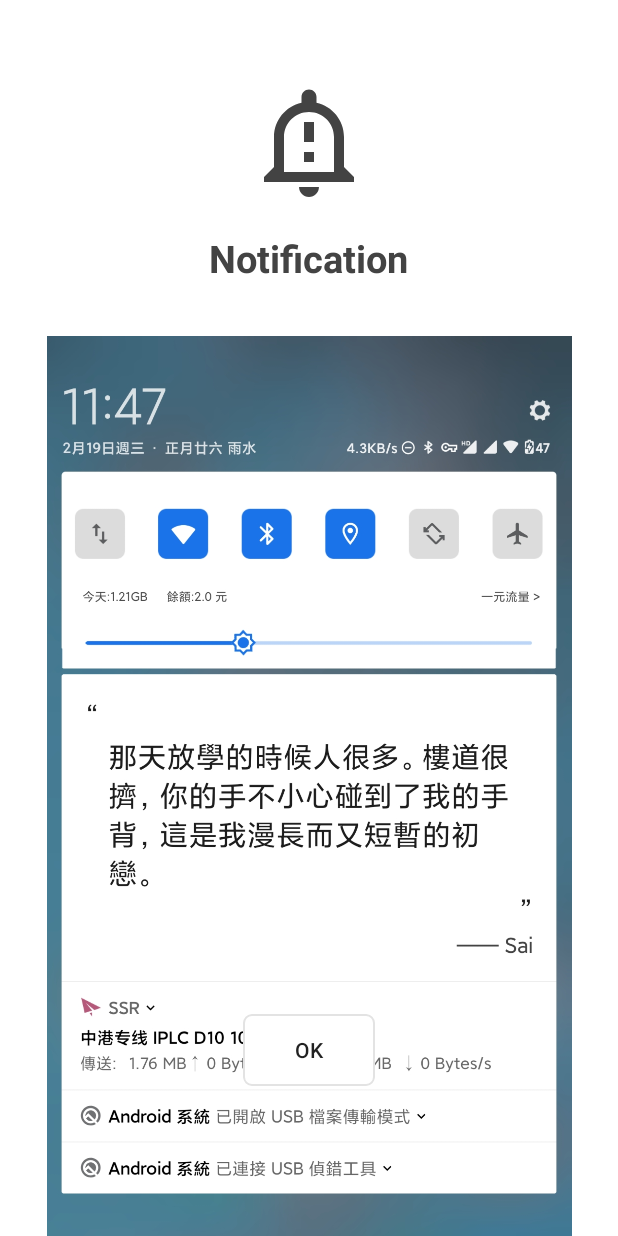
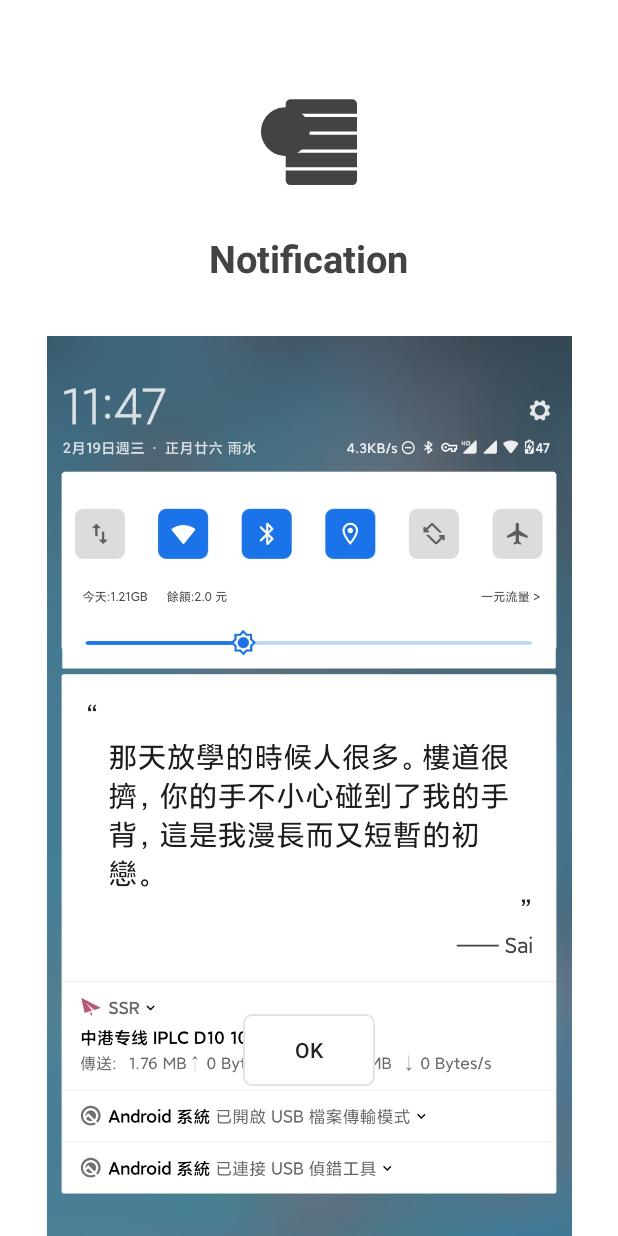
Before and after one commit to lz233/OneText_For_Android, an Android app: the layout fragment_welcome4.xml on its own in the app's theme, with its tools: preview values and no code run, on a phone screen of 412 x 824 dp. Run offline under Robolectric (Android 15) with nearby library versions, the phone set to English and light mode, and no system bars.

```diff
--- a/app/src/main/res/drawable/ic_notification.xml
+++ b/app/src/main/res/drawable/ic_notification.xml
@@ -1,9 +1,24 @@
 <vector xmlns:android="http://schemas.android.com/apk/res/android"
-    android:width="24dp"
-    android:height="24dp"
-    android:viewportWidth="24"
-    android:viewportHeight="24">
+    android:width="500dp"
+    android:height="500dp"
+    android:viewportWidth="500"
+    android:viewportHeight="500">
   <path
-      android:fillColor="@color/colorText3"
-      android:pathData="M10.01,21.01c0,1.1 0.89,1.99 1.99,1.99s1.99,-0.89 1.99,-1.99h-3.98zM12,6c2.76,0 5,2.24 5,5v7L7,18v-7c0,-2.76 2.24,-5 5,-5zM12,1.5c-0.83,0 -1.5,0.67 -1.5,1.5v1.17C7.36,4.85 5,7.65 5,11v6l-2,2v1h18v-1l-2,-2v-6c0,-3.35 -2.36,-6.15 -5.5,-6.83L13.5,3c0,-0.83 -0.67,-1.5 -1.5,-1.5zM11,8h2v4h-2zM11,14h2v2h-2z"/>
+      android:fillColor="@color/colorText2"
+      android:pathData="m173 72h257c11 0 20 9 20 20v40.6h-297v-40.6c0 -11 9 -20 20 -20z" />
+  <path
+      android:fillColor="@color/colorText2"
+      android:pathData="m153 146.1h297v60.6h-297v-60.6z" />
+  <path
+      android:fillColor="@color/colorText2"
+      android:pathData="m153 220.2h297v60.6h-297v-60.6z" />
+  <path
+      android:fillColor="@color/colorText2"
+      android:pathData="m153 294.3h297v60.6h-297v-60.6z" />
+  <path
+      android:fillColor="@color/colorText2"
+      android:pathData="m153 368.4h297v40.6c0 11 -9 20 -20 20h-257c-11 0 -20 -9 -20 -20v-40.6z" />
+  <path
+      android:fillColor="@color/colorText2"
+      android:pathData="m151.5 105c56.1 0 101.5 45.4 101.5 101.5c0 56.1 -45.4 101.5 -101.5 101.5c-56.1 0 -101.5 -45.4 -101.5 -101.5c0 -56.1 45.4 -101.5 101.5 -101.5z" />
 </vector>
```
